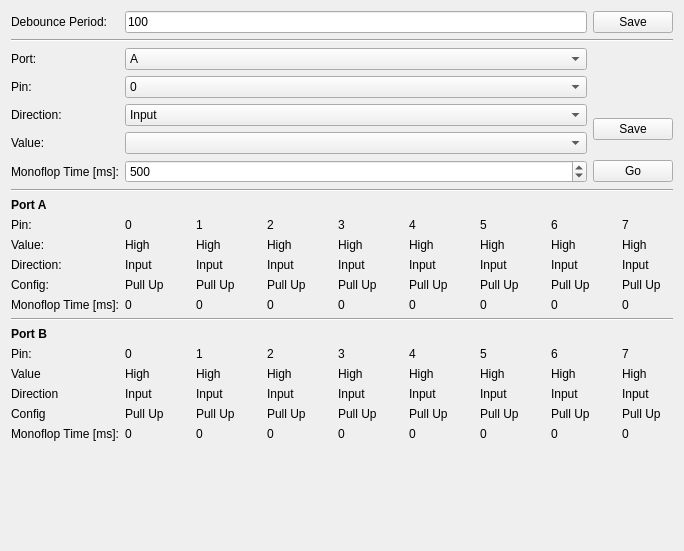
Old version of the form src/brickv/plugin_system/plugins/io16/ui/io16.ui in the repository Tinkerforge/brickv.
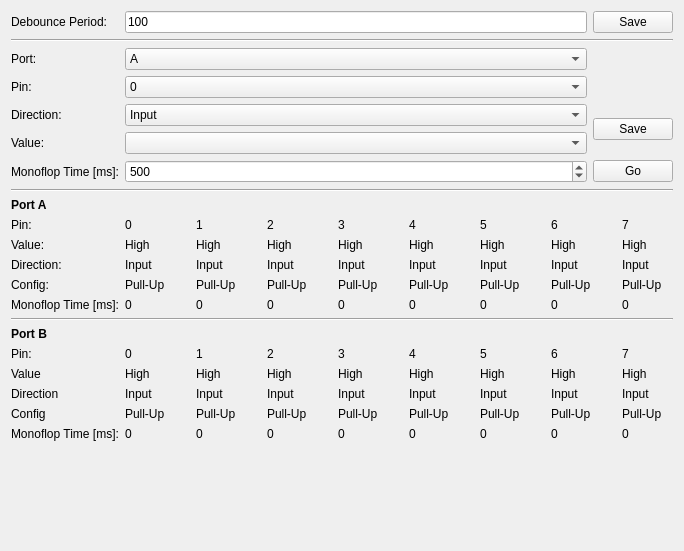
New version of the form.

Commit message: Unify wording of 'pull-up'

Diff of the .ui file:
```diff
--- a/src/brickv/plugin_system/plugins/io16/ui/io16.ui
+++ b/src/brickv/plugin_system/plugins/io16/ui/io16.ui
@@ -358,56 +358,56 @@
        <item row="3" column="1">
         <widget class="QLabel" name="ac0">
          <property name="text">
-          <string>Pull Up</string>
+          <string>Pull-Up</string>
          </property>
         </widget>
        </item>
        <item row="3" column="2">
         <widget class="QLabel" name="ac1">
          <property name="text">
-          <string>Pull Up</string>
+          <string>Pull-Up</string>
          </property>
         </widget>
        </item>
        <item row="3" column="3">
         <widget class="QLabel" name="ac2">
          <property name="text">
-          <string>Pull Up</string>
+          <string>Pull-Up</string>
          </property>
         </widget>
        </item>
        <item row="3" column="4">
         <widget class="QLabel" name="ac3">
          <property name="text">
-          <string>Pull Up</string>
+          <string>Pull-Up</string>
          </property>
         </widget>
        </item>
        <item row="3" column="5">
         <widget class="QLabel" name="ac4">
          <property name="text">
-          <string>Pull Up</string>
+          <string>Pull-Up</string>
          </property>
         </widget>
        </item>
        <item row="3" column="6">
         <widget class="QLabel" name="ac5">
          <property name="text">
-          <string>Pull Up</string>
+          <string>Pull-Up</string>
          </property>
         </widget>
        </item>
        <item row="3" column="7">
         <widget class="QLabel" name="ac6">
          <property name="text">
-          <string>Pull Up</string>
+          <string>Pull-Up</string>
          </property>
         </widget>
        </item>
        <item row="3" column="8">
         <widget class="QLabel" name="ac7">
          <property name="text">
-          <string>Pull Up</string>
+          <string>Pull-Up</string>
          </property>
         </widget>
        </item>
@@ -749,56 +749,56 @@
        <item row="3" column="1">
         <widget class="QLabel" name="bc0">
          <property name="text">
-          <string>Pull Up</string>
+          <string>Pull-Up</string>
          </property>
         </widget>
        </item>
        <item row="3" column="2">
         <widget class="QLabel" name="bc1">
          <property name="text">
-          <string>Pull Up</string>
+          <string>Pull-Up</string>
          </property>
         </widget>
        </item>
        <item row="3" column="3">
         <widget class="QLabel" name="bc2">
          <property name="text">
-          <string>Pull Up</string>
+          <string>Pull-Up</string>
          </property>
         </widget>
        </item>
        <item row="3" column="4">
         <widget class="QLabel" name="bc3">
          <property name="text">
-          <string>Pull Up</string>
+          <string>Pull-Up</string>
          </property>
         </widget>
        </item>
        <item row="3" column="5">
         <widget class="QLabel" name="bc4">
          <property name="text">
-          <string>Pull Up</string>
+          <string>Pull-Up</string>
          </property>
         </widget>
        </item>
        <item row="3" column="6">
         <widget class="QLabel" name="bc5">
          <property name="text">
-          <string>Pull Up</string>
+          <string>Pull-Up</string>
          </property>
         </widget>
        </item>
        <item row="3" column="7">
         <widget class="QLabel" name="bc6">
          <property name="text">
-          <string>Pull Up</string>
+          <string>Pull-Up</string>
          </property>
         </widget>
        </item>
        <item row="3" column="8">
         <widget class="QLabel" name="bc7">
          <property name="text">
-          <string>Pull Up</string>
+          <string>Pull-Up</string>
          </property>
         </widget>
        </item>
```
The commit also changes 3 other files.
